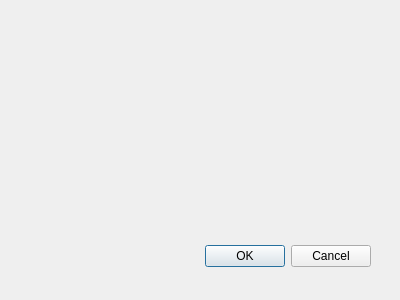
First picture: the form in alarm_window.ui, repository adarno/Raspberry-Pi-LCD-Touchscreen-Alarm-Clock, before the edit.
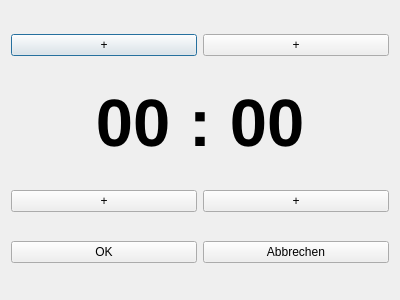
Second picture: the form after the edit.

Commit message: set wake time

The edit to the form file:
```diff
--- a/alarm_window.ui
+++ b/alarm_window.ui
@@ -15,22 +15,89 @@
   <property name="windowTitle">
    <string>Dialog</string>
   </property>
-  <widget name="buttonBox" class="QDialogButtonBox">
-   <property name="geometry">
-    <rect>
-     <x>30</x>
-     <y>240</y>
-     <width>341</width>
-     <height>32</height>
-    </rect>
-   </property>
-   <property name="orientation">
-    <enum>Qt::Horizontal</enum>
-   </property>
-   <property name="standardButtons">
-    <set>QDialogButtonBox::Cancel|QDialogButtonBox::Ok</set>
-   </property>
-  </widget>
+  <layout class="QVBoxLayout" name="verticalLayout">
+   <item>
+    <layout class="QHBoxLayout" name="horizontalLayout_4">
+     <item>
+      <widget class="QPushButton" name="btnHourPlus">
+       <property name="text">
+        <string>+</string>
+       </property>
+      </widget>
+     </item>
+     <item>
+      <widget class="QPushButton" name="btnMinPlus">
+       <property name="text">
+        <string>+</string>
+       </property>
+      </widget>
+     </item>
+    </layout>
+   </item>
+   <item>
+    <layout class="QHBoxLayout" name="horizontalLayout_3">
+     <item>
+      <widget class="QLabel" name="label_wake_time">
+       <property name="sizePolicy">
+        <sizepolicy hsizetype="Preferred" vsizetype="Fixed">
+         <horstretch>0</horstretch>
+         <verstretch>0</verstretch>
+        </sizepolicy>
+       </property>
+       <property name="font">
+        <font>
+         <pointsize>50</pointsize>
+         <weight>75</weight>
+         <bold>true</bold>
+        </font>
+       </property>
+       <property name="text">
+        <string>00 : 00</string>
+       </property>
+       <property name="alignment">
+        <set>Qt::AlignCenter</set>
+       </property>
+      </widget>
+     </item>
+    </layout>
+   </item>
+   <item>
+    <layout class="QHBoxLayout" name="horizontalLayout_2">
+     <item>
+      <widget class="QPushButton" name="btnHourMinus">
+       <property name="text">
+        <string>+</string>
+       </property>
+      </widget>
+     </item>
+     <item>
+      <widget class="QPushButton" name="btnMinMinus">
+       <property name="text">
+        <string>+</string>
+       </property>
+      </widget>
+     </item>
+    </layout>
+   </item>
+   <item>
+    <layout class="QHBoxLayout" name="horizontalLayout">
+     <item>
+      <widget class="QPushButton" name="btnOK">
+       <property name="text">
+        <string>OK</string>
+       </property>
+      </widget>
+     </item>
+     <item>
+      <widget class="QPushButton" name="btnQuit">
+       <property name="text">
+        <string>Abbrechen</string>
+       </property>
+      </widget>
+     </item>
+    </layout>
+   </item>
+  </layout>
  </widget>
  <pixmapfunction/>
  <resources/>
```
Left out of the diff: 42 changed lines with no effect on the pictures. The commit also changes 1 other file.
